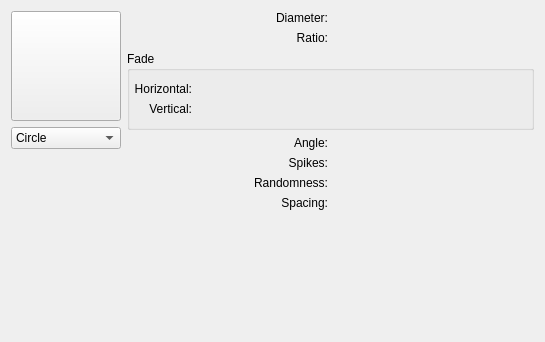
Old version of the form krita/plugins/paintops/libpaintop/wdgautobrush.ui in the repository KDE/krita.
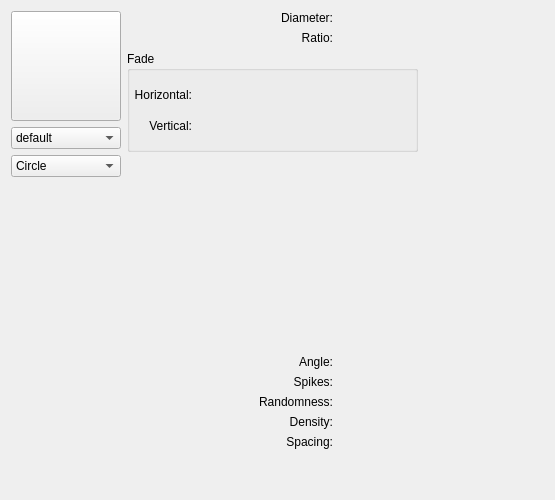
New version of the form. Custom widgets are drawn as their Qt base class.

Commit message:
Add softbrush mask type to Pixel brush
o add support for density to both mask types
o compute the brush preview with mask() instead of custom code
o add stacked widget and put there fade and softness curve so that
  GUI is context aware

Problems:
o curve is small (adding some button to pop up bigger one?)
o layout of the editor should be better (I propose to make some new mockups?)

What changed in the file:
```diff
--- a/krita/plugins/paintops/libpaintop/wdgautobrush.ui
+++ b/krita/plugins/paintops/libpaintop/wdgautobrush.ui
@@ -6,8 +6,8 @@
    <rect>
     <x>0</x>
     <y>0</y>
-    <width>545</width>
-    <height>342</height>
+    <width>555</width>
+    <height>500</height>
    </rect>
   </property>
   <property name="sizePolicy">
@@ -16,6 +16,12 @@
     <verstretch>0</verstretch>
    </sizepolicy>
   </property>
+  <property name="minimumSize">
+   <size>
+    <width>555</width>
+    <height>500</height>
+   </size>
+  </property>
   <layout class="QGridLayout" name="gridLayout_4">
    <item row="0" column="0">
     <layout class="QVBoxLayout">
@@ -41,6 +47,20 @@
        </property>
       </widget>
      </item>
+     <item>
+      <widget class="QComboBox" name="comboBoxMaskType">
+       <item>
+        <property name="text">
+         <string>default</string>
+        </property>
+       </item>
+       <item>
+        <property name="text">
+         <string>soft brush</string>
+        </property>
+       </item>
+      </widget>
+     </item>
      <item>
       <widget class="QComboBox" name="comboBoxShape">
        <property name="focusPolicy">
@@ -116,7 +136,44 @@
       </layout>
      </item>
      <item>
+      <widget class="QStackedWidget" name="stackedWidget">
+       <property name="sizePolicy">
+        <sizepolicy hsizetype="Preferred" vsizetype="Preferred">
+         <horstretch>0</horstretch>
+         <verstretch>0</verstretch>
+        </sizepolicy>
+       </property>
+       <property name="minimumSize">
+        <size>
+         <width>0</width>
+         <height>0</height>
+        </size>
+       </property>
+       <property name="currentIndex">
+        <number>0</number>
+       </property>
+       <widget class="QWidget" name="PageFade">
       <widget class="QGroupBox" name="grpFade_2">
+         <property name="geometry">
+          <rect>
+           <x>0</x>
+           <y>0</y>
+           <width>291</width>
+           <height>101</height>
+          </rect>
+         </property>
+         <property name="sizePolicy">
+          <sizepolicy hsizetype="Preferred" vsizetype="Preferred">
+           <horstretch>0</horstretch>
+           <verstretch>0</verstretch>
+          </sizepolicy>
+         </property>
+         <property name="maximumSize">
+          <size>
+           <width>1024</width>
+           <height>1024</height>
+          </size>
+         </property>
        <property name="title">
         <string>Fade</string>
        </property>
@@ -159,6 +216,20 @@
         </item>
        </layout>
       </widget>
+       </widget>
+       <widget class="QWidget" name="PageCurve">
+        <widget class="KisCurveWidget" name="softnessCurve" native="true">
+         <property name="geometry">
+          <rect>
+           <x>10</x>
+           <y>10</y>
+           <width>261</width>
+           <height>81</height>
+          </rect>
+         </property>
+        </widget>
+       </widget>
+      </widget>
      </item>
      <item>
       <layout class="QGridLayout" name="gridLayout_3">
@@ -172,7 +243,7 @@
          </property>
         </widget>
        </item>
-       <item row="3" column="1">
+       <item row="4" column="1">
         <widget class="KisDoubleSliderSpinBox" name="inputSpacing" native="true"/>
        </item>
        <item row="1" column="1">
@@ -181,16 +252,6 @@
        <item row="2" column="1">
         <widget class="KisDoubleSliderSpinBox" name="inputRandomness" native="true"/>
        </item>
-       <item row="3" column="0">
-        <widget class="QLabel" name="label_2">
-         <property name="text">
-          <string>Spacing:</string>
-         </property>
-         <property name="alignment">
-          <set>Qt::AlignRight|Qt::AlignTrailing|Qt::AlignVCenter</set>
-         </property>
-        </widget>
-       </item>
        <item row="1" column="0">
         <widget class="QLabel" name="label">
          <property name="text">
@@ -221,6 +282,29 @@
          </property>
         </widget>
        </item>
+       <item row="4" column="0">
+        <widget class="QLabel" name="label_2">
+         <property name="text">
+          <string>Spacing:</string>
+         </property>
+         <property name="alignment">
+          <set>Qt::AlignRight|Qt::AlignTrailing|Qt::AlignVCenter</set>
+         </property>
+        </widget>
+       </item>
+       <item row="3" column="0">
+        <widget class="QLabel" name="label_8">
+         <property name="text">
+          <string>Density:</string>
+         </property>
+         <property name="alignment">
+          <set>Qt::AlignRight|Qt::AlignTrailing|Qt::AlignVCenter</set>
+         </property>
+        </widget>
+       </item>
+       <item row="3" column="1">
+        <widget class="KisDoubleSliderSpinBox" name="density" native="true"/>
+       </item>
       </layout>
      </item>
      <item>
@@ -228,6 +312,9 @@
        <property name="orientation">
         <enum>Qt::Vertical</enum>
        </property>
+       <property name="sizeType">
+        <enum>QSizePolicy::Preferred</enum>
+       </property>
        <property name="sizeHint" stdset="0">
         <size>
          <width>20</width>
@@ -260,6 +347,12 @@
    <header>kis_slider_spin_box.h</header>
    <container>1</container>
   </customwidget>
+  <customwidget>
+   <class>KisCurveWidget</class>
+   <extends>QWidget</extends>
+   <header>widgets/kis_curve_widget.h</header>
+   <container>1</container>
+  </customwidget>
  </customwidgets>
  <resources/>
  <connections/>
```
Lines whose indentation alone changed are shown as unchanged. The commit also changes 4 other files.
